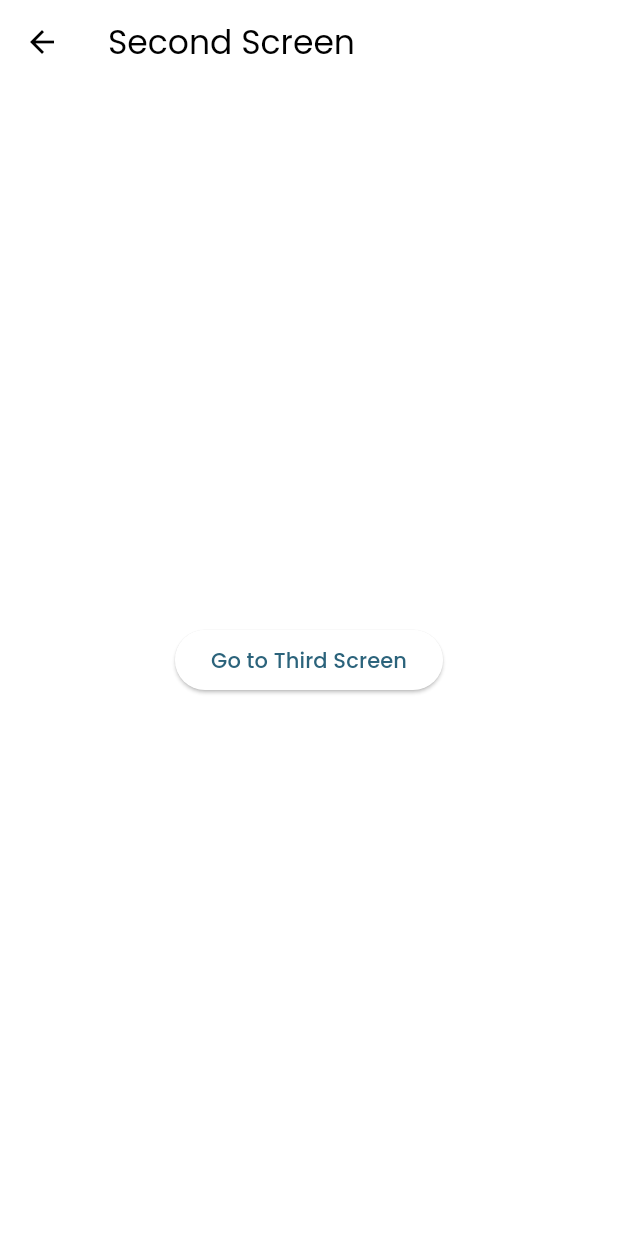
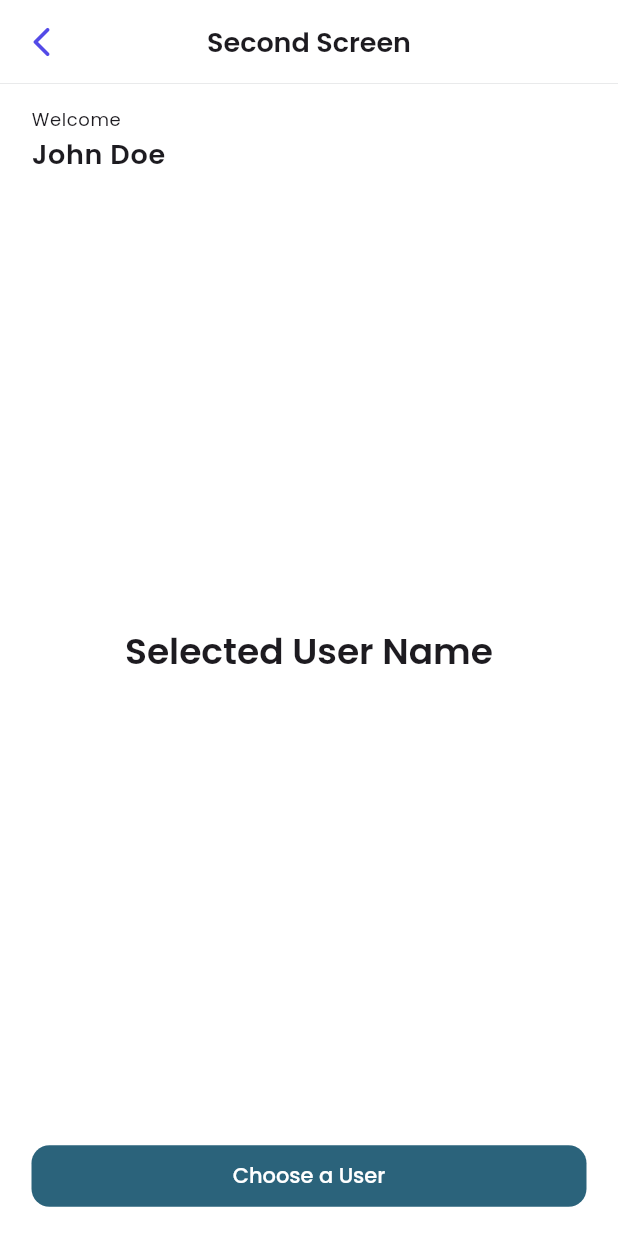
Before and after one commit to indmind/suitmedia_msib_test, a Flutter app: the SecondScreen screen opened by its route, on a phone screen of 412 x 824 dp. Run offline on Flutter 3.47's test engine with Material 3 defaults, Android fonts, the phone set to English and light mode, and no system bars; our stand-ins replace flutter_riverpod, google_fonts.

Commit message:
feat(ui): second screen

```diff
--- a/lib/presentation/screens/first_screen/first_screen.dart
+++ b/lib/presentation/screens/first_screen/first_screen.dart
@@ -17,6 +17,7 @@ class FirstScreen extends StatelessWidget {
         appBar: AppBar(
           backgroundColor: Colors.transparent,
           elevation: 0,
+          shape: const Border(),
         ),
         body: DecoratedBox(
           decoration: const BoxDecoration(
--- a/lib/presentation/screens/second_screen/second_screen.dart
+++ b/lib/presentation/screens/second_screen/second_screen.dart
@@ -1,4 +1,6 @@
 import 'package:flutter/material.dart';
+
+import '../third_screen/third_screen.dart';
 
 class SecondScreen extends StatelessWidget {
   static const String route = '/second';
@@ -7,16 +9,53 @@ class SecondScreen extends StatelessWidget {
 
   @override
   Widget build(BuildContext context) {
+    final textTheme = Theme.of(context).textTheme;
+
     return Scaffold(
       appBar: AppBar(
         title: const Text('Second Screen'),
+        leading: IconButton(
+          onPressed: () => Navigator.pop(context),
+          icon: const Icon(Icons.arrow_back_ios_rounded),
+        ),
       ),
-      body: Center(
-        child: ElevatedButton(
-          onPressed: () {
-            Navigator.pushNamed(context, '/third');
-          },
-          child: const Text('Go to Third Screen'),
+      body: Padding(
+        padding: const EdgeInsets.symmetric(
+          horizontal: 21.0,
+          vertical: 16,
+        ),
+        child: Column(
+          crossAxisAlignment: CrossAxisAlignment.stretch,
+          children: [
+            Text(
+              'Welcome',
+              style: textTheme.bodySmall,
+            ),
+            const SizedBox(height: 8),
+            Text(
+              'John Doe',
+              style: textTheme.bodyLarge!.copyWith(
+                fontWeight: FontWeight.w600,
+                fontSize: 18,
+                height: 0.75,
+              ),
+            ),
+            Expanded(
+              child: Center(
+                child: Text(
+                  'Selected User Name',
+                  style: textTheme.headlineSmall!.copyWith(
+                    fontWeight: FontWeight.w600,
+                    fontSize: 24,
+                  ),
+                ),
+              ),
+            ),
+            FilledButton(
+              onPressed: () => Navigator.pushNamed(context, ThirdScreen.route),
+              child: const Text('Choose a User'),
+            ),
+          ],
         ),
       ),
     );
--- a/lib/presentation/theme/app_theme.dart
+++ b/lib/presentation/theme/app_theme.dart
@@ -1,5 +1,6 @@
 import 'package:flutter/material.dart';
 
+import 'app_bar_theme.dart';
 import 'button_themes.dart';
 import 'color_scheme.dart';
 import 'input_decoration_theme.dart';
@@ -12,6 +13,7 @@ final lightAppTheme = ThemeData(
   visualDensity: VisualDensity.adaptivePlatformDensity,
   colorScheme: lightColorScheme,
   textTheme: textTheme,
+  appBarTheme: appBarTheme,
   inputDecorationTheme: inputDecorationTheme,
   filledButtonTheme: filledButtonTheme,
 );
--- a/lib/presentation/theme/color_scheme.dart
+++ b/lib/presentation/theme/color_scheme.dart
@@ -4,7 +4,8 @@ import 'package:flutter/material.dart';
 ///
 /// This is the default color scheme for the app.
 const lightColorScheme = ColorScheme.light(
-  primary: Color(0xFF2B637B),
   background: Color(0xFFFFFFFF),
   onBackground: Color(0xFF04021D),
+  primary: Color(0xFF2B637B),
+  secondary: Color(0xFF534AE7),
 );
```
Also changed, not shown: lib/presentation/theme/app_bar_theme.dart (added, +22 -0 lines).
